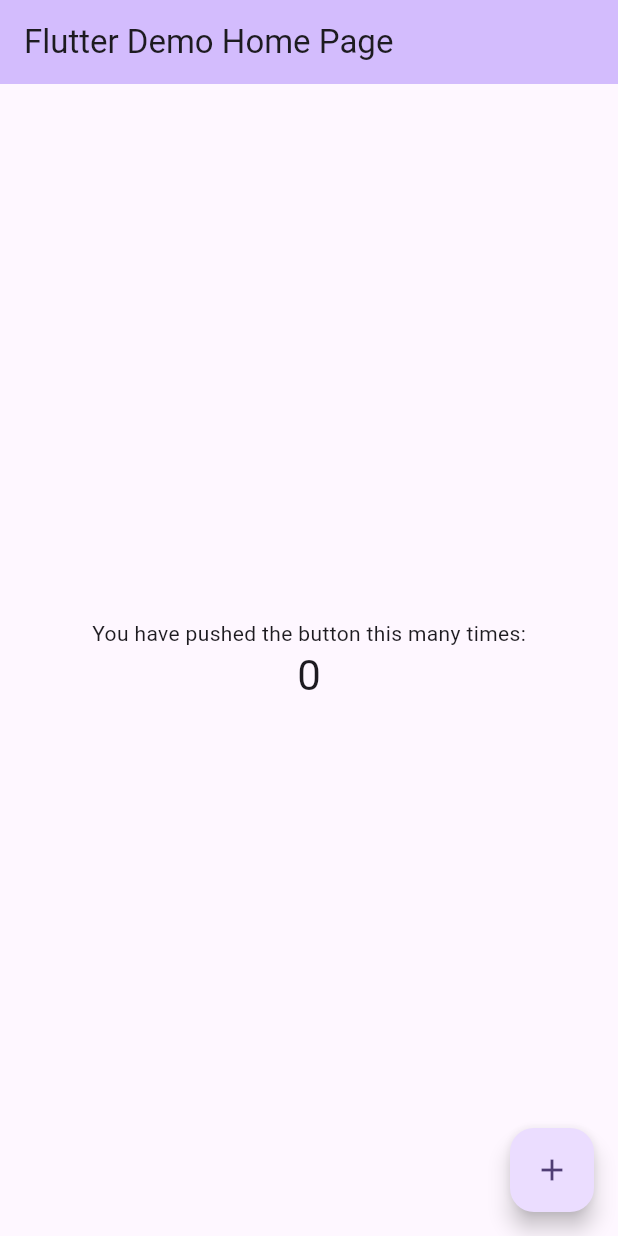
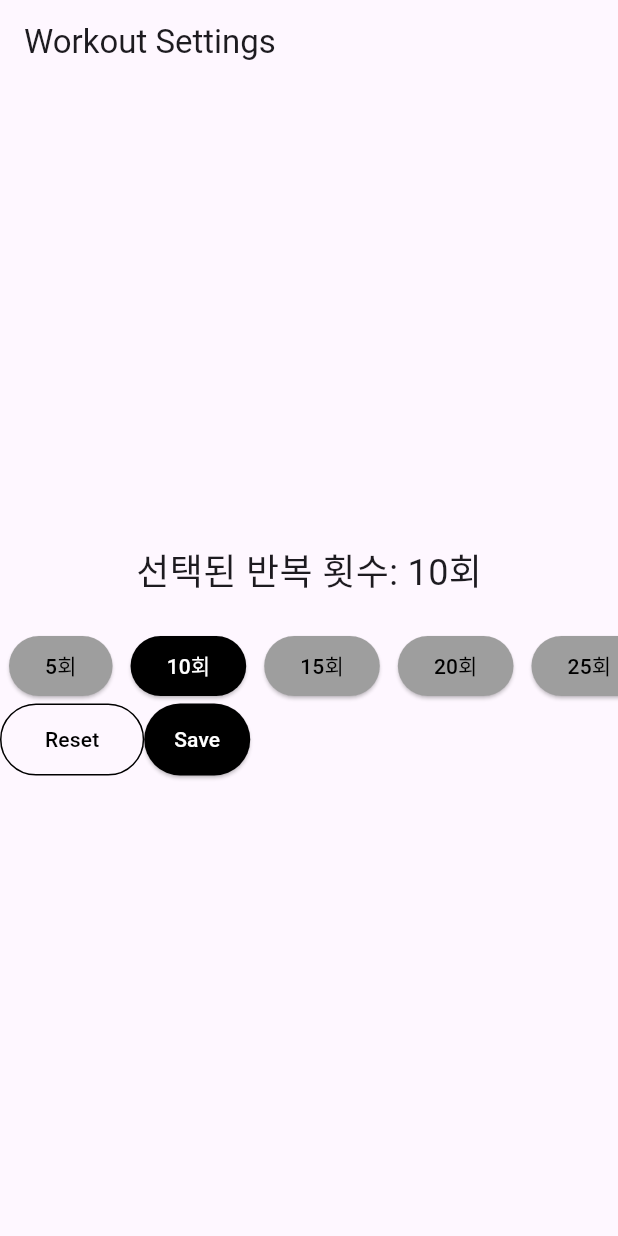
Before and after one commit to Xeostop1/flutter-workoutcounter, a Flutter app: the screen it shows after launch, on a phone screen of 412 x 824 dp. Run offline on Flutter 3.47's test engine with Material 3 defaults, Android fonts, the phone set to English and light mode, and no system bars.

Commit message:
add: ui button

```diff
--- a/lib/main.dart
+++ b/lib/main.dart
@@ -1,122 +1,16 @@
 import 'package:flutter/material.dart';
+import 'screens/workout_screen.dart';// 모델 클래스 불러오기
 
 void main() {
-  runApp(const MyApp());
+  runApp(MyApp()); // 앱 시작
 }
-
 class MyApp extends StatelessWidget {
   const MyApp({super.key});
 
-  // This widget is the root of your application.
   @override
   Widget build(BuildContext context) {
     return MaterialApp(
-      title: 'Flutter Demo',
-      theme: ThemeData(
-        // This is the theme of your application.
-        //
-        // TRY THIS: Try running your application with "flutter run". You'll see
-        // the application has a purple toolbar. Then, without quitting the app,
-        // try changing the seedColor in the colorScheme below to Colors.green
-        // and then invoke "hot reload" (save your changes or press the "hot
-        // reload" button in a Flutter-supported IDE, or press "r" if you used
-        // the command line to start the app).
-        //
-        // Notice that the counter didn't reset back to zero; the application
-        // state is not lost during the reload. To reset the state, use hot
-        // restart instead.
-        //
-        // This works for code too, not just values: Most code changes can be
-        // tested with just a hot reload.
-        colorScheme: ColorScheme.fromSeed(seedColor: Colors.deepPurple),
-      ),
-      home: const MyHomePage(title: 'Flutter Demo Home Page'),
+      home: WorkoutScreen(),
     );
   }
 }
-
-class MyHomePage extends StatefulWidget {
-  const MyHomePage({super.key, required this.title});
-
-  // This widget is the home page of your application. It is stateful, meaning
-  // that it has a State object (defined below) that contains fields that affect
-  // how it looks.
-
-  // This class is the configuration for the state. It holds the values (in this
-  // case the title) provided by the parent (in this case the App widget) and
-  // used by the build method of the State. Fields in a Widget subclass are
-  // always marked "final".
-
-  final String title;
-
-  @override
-  State<MyHomePage> createState() => _MyHomePageState();
-}
-
-class _MyHomePageState extends State<MyHomePage> {
-  int _counter = 0;
-
-  void _incrementCounter() {
-    setState(() {
-      // This call to setState tells the Flutter framework that something has
-      // changed in this State, which causes it to rerun the build method below
-      // so that the display can reflect the updated values. If we changed
-      // _counter without calling setState(), then the build method would not be
-      // called again, and so nothing would appear to happen.
-      _counter++;
-    });
-  }
-
-  @override
-  Widget build(BuildContext context) {
-    // This method is rerun every time setState is called, for instance as done
-    // by the _incrementCounter method above.
-    //
-    // The Flutter framework has been optimized to make rerunning build methods
-    // fast, so that you can just rebuild anything that needs updating rather
-    // than having to individually change instances of widgets.
-    return Scaffold(
-      appBar: AppBar(
-        // TRY THIS: Try changing the color here to a specific color (to
-        // Colors.amber, perhaps?) and trigger a hot reload to see the AppBar
-        // change color while the other colors stay the same.
-        backgroundColor: Theme.of(context).colorScheme.inversePrimary,
-        // Here we take the value from the MyHomePage object that was created by
-        // the App.build method, and use it to set our appbar title.
-        title: Text(widget.title),
-      ),
-      body: Center(
-        // Center is a layout widget. It takes a single child and positions it
-        // in the middle of the parent.
-        child: Column(
-          // Column is also a layout widget. It takes a list of children and
-          // arranges them vertically. By default, it sizes itself to fit its
-          // children horizontally, and tries to be as tall as its parent.
-          //
-          // Column has various properties to control how it sizes itself and
-          // how it positions its children. Here we use mainAxisAlignment to
-          // center the children vertically; the main axis here is the vertical
-          // axis because Columns are vertical (the cross axis would be
-          // horizontal).
-          //
-          // TRY THIS: Invoke "debug painting" (choose the "Toggle Debug Paint"
-          // action in the IDE, or press "p" in the console), to see the
-          // wireframe for each widget.
-          mainAxisAlignment: MainAxisAlignment.center,
-          children: <Widget>[
-            const Text('You have pushed the button this many times:'),
-            Text(
-              '$_counter',
-              style: Theme.of(context).textTheme.headlineMedium,
-            ),
-          ],
-        ),
-      ),
-      floatingActionButton: FloatingActionButton(
-        onPressed: _incrementCounter,
-        tooltip: 'Increment',
-        child: const Icon(Icons.add),
-      ), // This trailing comma makes auto-formatting nicer for build methods.
-    );
-  }
-}
--- a/lib/models/workout_settings.dart
+++ b/lib/models/workout_settings.dart
@@ -6,11 +6,11 @@ enum VoiceGender {
 
 //모델
 class WorkoutSettings{
-  final String routneId;
+  final String routineId;
   int totalSets, repeatCount;
   Duration breakTime;
   bool isCountdownOn;
-  VoiceGender voieGender;
+  VoiceGender voiceGender;
 
   WorkoutSettings({
     required this.routineId,
--- /dev/null
+++ b/lib/screens/workout_screen.dart
@@ -0,0 +1,74 @@
+import 'package:counter_01/widgets/reset_button.dart';
+import 'package:counter_01/widgets/save_button.dart';
+import 'package:flutter/material.dart';
+import '../view_models//workout_viewmodel.dart'; // ViewModel import
+import '../widgets/action_buttons.dart';
+import '../widgets/repeat_count_buttons.dart';
+
+class WorkoutScreen extends StatefulWidget {
+  const WorkoutScreen({super.key});
+
+  @override
+  State<WorkoutScreen> createState() => _WorkoutScreenState();
+}
+
+class _WorkoutScreenState extends State<WorkoutScreen> {
+  final viewModel = WorkoutViewModel();
+
+
+  void _increaseRepeatCount() {
+    setState(() {
+      viewModel.increaseRepeatCount(); // ✅ 로직은 ViewModel에게 맡김
+    });
+  }
+  void _updateRepeatCount(int newValue){
+    setState(() {
+      viewModel.updateRepeatCount(newValue);
+    });
+  }
+
+  void _resetSettings() {
+    setState(() {
+      viewModel.resetSettings();
+    }); // *** 수정됨: setState로 감싸줘야 화면이 갱신됨
+  }
+
+
+
+  @override
+  Widget build(BuildContext context) {
+    return Scaffold(
+      appBar: AppBar(title: const Text('Workout Settings')),
+      body: Center(
+        child: Column(
+          mainAxisAlignment: MainAxisAlignment.center,
+          children: [
+            Text(
+              '선택된 반복 횟수: ${viewModel.settings.repeatCount}회',
+              style: const TextStyle(fontSize: 24),
+            ),
+            const SizedBox(height: 20),
+            RepeatCountButtons(
+              selectedValue: viewModel.settings.repeatCount,
+              onChanged: _updateRepeatCount,
+            ),
+            Row(
+              children: [
+                ResetButton(
+                  onPressed: () {
+                    setState(() {
+                      viewModel.resetSettings(); // ✅ 상태 리셋 후 UI 갱신 ***
+                    });
+                  },
+                ),
+                SaveButton(onPressed: (){
+                },),
+              ],
+            )
+
+          ],
+        ),
+      ),
+    );
+  }
+}
--- a/lib/view_models/workout_view_model.dart
+++ /dev/null
@@ -1,29 +0,0 @@
-// ChangeNotifier 상속: 상태가 바뀌면 화면에 알리는 flutter 기능
-import 'package:flutter/material.dart';
-
-//상태 저장용 변수
-//게터
-// 값을 바꾸는 함수
-// 상태변화 화면 전달 함수
-
-class WorkoutViewModel extends ChangeNotifier{
-  //객체변수
-  WorkoutSettings _settings = WorkoutSettings(
-    routineId: '001',
-    totalSets: 3,
-    repeatCount: 10,
-    breakTime: Duration(seconds: 30),
-    isCountdownOn: true,
-    voiceGender: VoiceGender.female,
-  );
-//getter
-  WorkoutSettngs get setting => _settings;
-
-  void updateRepeatCount(int value) {
-    _settings = _settings.copyWith(repeatCount: value);
-    notifyListeners(); // View에 "값 바뀜!"이라고 알려주는 것
-  }
-
-
-
-}
--- /dev/null
+++ b/lib/view_models/workout_viewmodel.dart
@@ -0,0 +1,51 @@
+// ChangeNotifier 상속: 상태가 바뀌면 화면에 알리는 flutter 기능
+import 'package:counter_01/models/workout_settings.dart';
+import 'package:flutter/material.dart';
+
+//상태 저장용 변수
+//게터
+// 값을 바꾸는 함수
+// 상태변화 화면 전달 함수
+class WorkoutViewModel{
+  WorkoutSettings settings = WorkoutSettings(
+    routineId: '001',
+    totalSets: 3,
+    repeatCount: 10,
+    breakTime: Duration(seconds: 30),
+    isCountdownOn: true,
+    voiceGender: VoiceGender.female,
+  );
+
+
+  // 반복 횟수 증가
+void increaseRepeatCount(){
+  settings = settings.copyWith(
+    repeatCount: settings.repeatCount+1,
+  );
+}
+//총 세트 증가
+void increaseTotalset(){
+  settings = settings.copyWith(
+    totalSets: settings.totalSets +1,
+  );
+}
+
+//업데이트 반복카운터
+void updateRepeatCount(int newValue) {
+    settings = settings.copyWith(repeatCount: newValue);
+  }
+
+  //리셋
+void resetSettings(){
+  settings = WorkoutSettings(
+    routineId: '001',
+    totalSets: 3,
+    repeatCount: 10,
+    breakTime: Duration(seconds: 30),
+    isCountdownOn: true,
+    voiceGender: VoiceGender.female,
+  );
+}
+
+
+}
--- /dev/null
+++ b/lib/widgets/repeat_count_buttons.dart
@@ -0,0 +1,53 @@
+// lib/widgets/repeat_count_buttons.dart
+import 'package:flutter/material.dart';
+
+class RepeatCountButtons extends StatelessWidget {
+  final int selectedValue;
+  final ValueChanged<int> onChanged;
+
+
+  const RepeatCountButtons({
+    super.key,
+    required this.selectedValue,
+    required this.onChanged,
+  });
+
+  @override
+  Widget build(BuildContext context) {
+    final List<int> countList = List.generate(20, (index) => (index + 1) * 5);
+
+    return SizedBox(
+      height: 50,
+      child: SingleChildScrollView(
+        scrollDirection: Axis.horizontal,
+        child: Row(
+          mainAxisSize: MainAxisSize.min,
+              children: countList.map((count) {
+                bool isSelected = false;
+                if (selectedValue == count) {
+                  isSelected = true;
+                }
+
+                return Padding(
+                  padding: const EdgeInsets.symmetric(horizontal: 6),
+                  child: ElevatedButton(
+                    onPressed: () {
+                      onChanged(count); //바깥에서 준 함수 호출
+                    },
+                    style: ElevatedButton.styleFrom(
+                      backgroundColor: isSelected ? Colors.black : Colors.grey,
+                    ),
+                    child: Text(
+                      '$count회',
+                      style: TextStyle(
+                        color: isSelected ? Colors.white : Colors.black,
+                      ),
+                    ),
+                  ),
+                );
+              }).toList(),
+        ),
+      ),
+    );
+  }
+}
--- /dev/null
+++ b/lib/widgets/reset_button.dart
@@ -0,0 +1,31 @@
+import 'package:flutter/material.dart';
+
+class ResetButton extends StatelessWidget {
+  final VoidCallback? onPressed;
+
+  ResetButton({
+    super.key,
+    this.onPressed
+  });
+
+  @override
+  Widget build(BuildContext context) {
+    return OutlinedButton(
+          onPressed: onPressed,
+          style: OutlinedButton.styleFrom(
+            padding: EdgeInsets.symmetric(horizontal: 30, vertical: 14),
+            shape: RoundedRectangleBorder(
+              borderRadius: BorderRadius.circular(30),
+            ),
+            side: BorderSide(color: Colors.black),
+          ),
+        child:
+        Text(
+          "Reset",
+          style: TextStyle(
+            color: Colors.black
+          ),
+        ),
+    );
+  }
+}
--- /dev/null
+++ b/lib/widgets/save_button.dart
@@ -0,0 +1,27 @@
+import 'package:flutter/material.dart';
+
+class SaveButton extends StatelessWidget {
+  final VoidCallback? onPressed;
+  const SaveButton({
+    super.key,
+    this.onPressed
+  });
+
+  @override
+  Widget build(BuildContext context) {
+    return ElevatedButton(
+        onPressed: onPressed,
+        style: ElevatedButton.styleFrom(
+          backgroundColor: Colors.black,
+          padding: const EdgeInsets.symmetric(horizontal: 20, vertical: 14),
+          shape: RoundedRectangleBorder(
+            borderRadius: BorderRadius.circular(30),
+          ),
+        ),
+        child: Text(
+          "Save",
+          style: TextStyle(color: Colors.white),
+        )
+    );
+  }
+}
```
Also changed, not shown: lib/widgets/CommonWheelPicker.dart (added), lib/widgets/action_buttons.dart (added).
